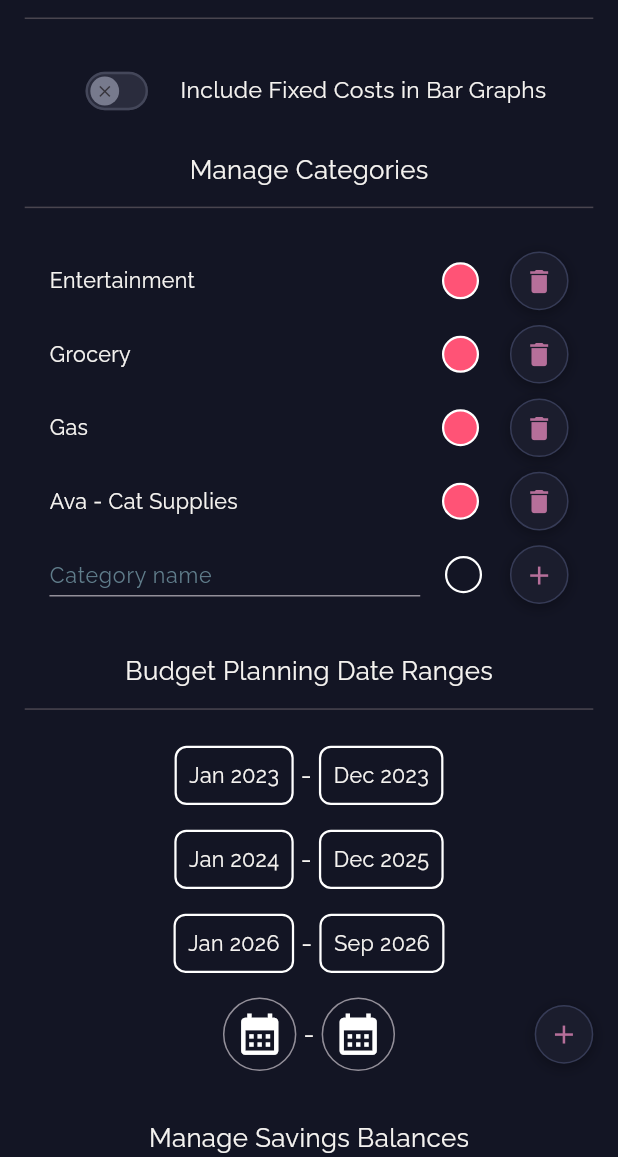
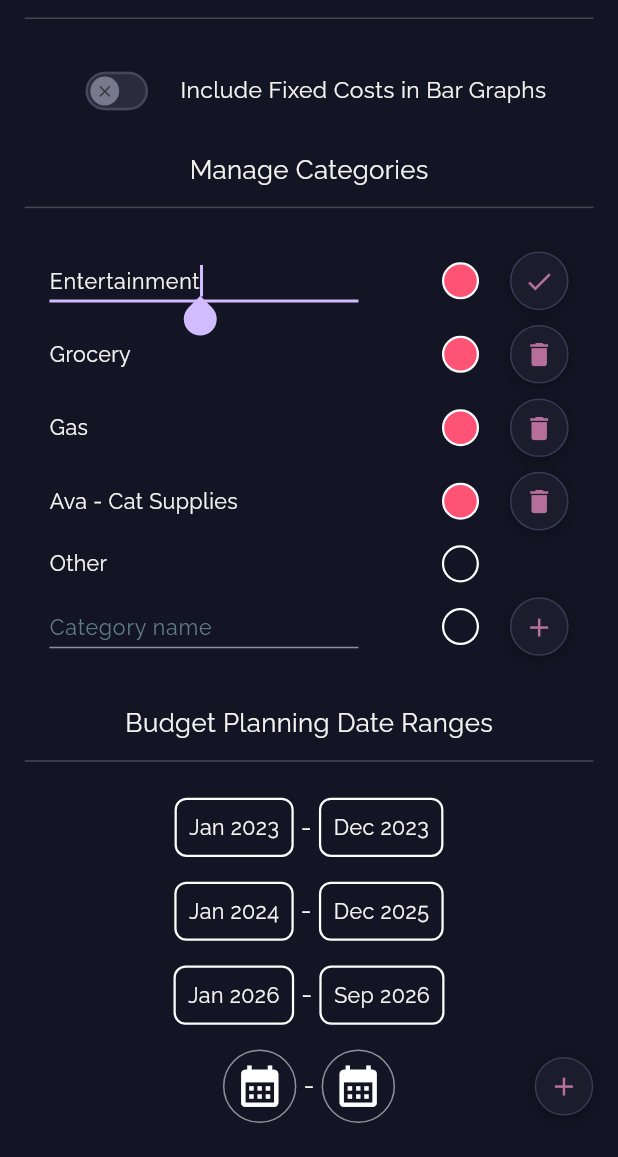
Before and after one commit to Xyrtur/budgie, a Flutter app: the SettingsPage screen opened directly, after a tap on "Entertainment", on a phone screen of 412 x 824 dp, the part 79-1236 px from its top. Run offline on Flutter 3.47's test engine with Material 3 defaults, Android fonts, the phone set to English and light mode, and no system bars; our stand-ins replace auto_size_text, calendar_date_picker2, dotted_line, drift, drift_flutter, fl_chart and 2 more; missing offline and left inert: aligned_dialog, flutter_date_pickers, staggered_grid_view; accounts and stored records are empty; generated files the repository leaves out were written again.

Commit message:
so many rebuilds, very not good

```diff
--- a/lib/screens/settings_page.dart
+++ b/lib/screens/settings_page.dart
@@ -1,10 +1,7 @@
-import 'dart:math';
-
 import 'package:budgie/blocs/cubits.dart';
 import 'package:budgie/utils/centre.dart';
 import 'package:budgie/widgets/icon_button.dart';
-import 'package:budgie/widgets/settings_page/category_textfields.dart';
-import 'package:budgie/widgets/settings_page/choose_color_button.dart';
+import 'package:budgie/widgets/settings_page/manage_categories_section.dart';
 import 'package:budgie/widgets/settings_page/month_year_picker.dart';
 import 'package:budgie/widgets/settings_page/savings_balances_section.dart';
 
@@ -14,9 +11,7 @@ import 'package:sizer/sizer.dart';
 
 class SettingsPage extends StatelessWidget {
   SettingsPage({super.key});
-
-  final formKey = GlobalKey<FormState>();
-  final TextEditingController editingController = TextEditingController(text: "");
+  final GlobalKey<FormState> formKey = GlobalKey<FormState>();
 
   // Value notifiers to send events to their respective blocs when needed since shouldn't call context in async gaps
   final ValueNotifier<List<dynamic>?> editingYearMonthResults = // [dateRangeID, 0 / 1 {startDate OR endDate}, newDate ]
@@ -25,84 +20,12 @@ class SettingsPage extends StatelessWidget {
   ]);
   final ValueNotifier<List<DateTime?>> addingYearMonthResults = ValueNotifier<List<DateTime?>>([null, null]);
 
-  final Map<String, int> categories = {
-    "Entertainment": Centre.colors[Random().nextInt(54)].toARGB32(),
-    "Grocery": Centre.colors[Random().nextInt(54)].toARGB32(),
-    "Gas": Centre.colors[Random().nextInt(54)].toARGB32(),
-    "Ava - Cat Supplies": Centre.colors[Random().nextInt(54)].toARGB32(),
-  };
-
   // dateRangeID, [startDate, endDate]
   final Map<int, List<DateTime>> dateRanges = {
     0: [DateTime(2023, 1, 1), DateTime(2023, 12, 31)],
     1: [DateTime(2024, 1, 1), DateTime(2025, 12, 31)],
     2: [DateTime(2026, 1, 1), DateTime.now()],
   };
-
-  List<Widget> categoryEditingList({required BuildContext context, required Map<String, int> categories, String? editingName}) {
-    List<Widget> categoryList = [];
-    categories.forEach((name, color) {
-      categoryList.add(
-        Padding(
-          padding: EdgeInsets.symmetric(vertical: 0.6.h, horizontal: 4.w),
-          child: Row(
-            children: [
-              editingName == null || editingName != name
-                  ? GestureDetector(
-                      onTap: () {
-                        context.read<SettingsEditingTextCubit>().editing(name: name);
-                      },
-                      child: Text(name, style: Centre.listText),
-                    )
-                  : CategoryTextField(existingCategories: categories.keys.toList(), formKey: formKey, controller: editingController..text = name),
-              const Spacer(),
-              BlocProvider<ChooseColorCubit>(
-                create: (context) => ChooseColorCubit([color]),
-                child: ChooseColorBtn(categoryName: name),
-              ),
-              SizedBox(width: 3.w),
-              editingName == null || editingName != name
-                  ? const SizedBox()
-                  : GestureDetector(
-                      onTap: () {
-                        if (formKey.currentState!.validate()) {
-                          // TODO: Update category from old "name" to new "editingcontroller.text"
-                          editingController.clear();
-                          context.read<SettingsEditingTextCubit>().editing(name: "");
-                        }
-                      },
-                      child: const SizedBox(child: Center(child: Icon(Icons.check))),
-                    ),
-              name == "Other"
-                  ? const SizedBox()
-                  : CustomIconButton(
-                      onTap: () {
-                        if (editingName == null || editingName != name) {
-                          // If not in editing mode, then delete button shows
-                          //TODO:  Delete category
-                        } else {
-                          // If in editing mode, just clear
-                          editingController.clear();
-                          context.read<SettingsEditingTextCubit>().editing(name: "");
-                        }
-                      },
-                      child: Icon(editingName == null || editingName != name ? Icons.delete : Icons.close, size: 5.w, color: Centre.primaryColor),
-                    ),
-            ],
-          ),
-        ),
-      );
-    });
-    return [
-      ...categoryList,
-      SizedBox(height: 0.6.h),
-
-      BlocProvider<ChooseColorCubit>(
-        create: (_) => ChooseColorCubit([]),
-        child: AddCategoryTextField(existingCategories: categories.keys.toList()),
-      ),
-    ];
-  }
 
   List<Widget> dateRangeList(BuildContext context) {
     List<Widget> rangeList = [];
@@ -148,6 +71,7 @@ class SettingsPage extends StatelessWidget {
 
   @override
   Widget build(BuildContext context) {
+    print('SettingsPage buildyzzys');
     // TODO: replace editing value notifiers with settings bloc updates when updating existing date ranges
     // editingYearMonthResults.addListener(() {
     //   context.read<SettingsBloc().update(editingYearMonthResults.value);
@@ -208,12 +132,8 @@ class SettingsPage extends StatelessWidget {
                     );
                   },
                 ),
+                ManageCategoriesSection(formKey: formKey),
 
-                Text("Manage Categories", style: Centre.semiTitleText),
-                SizedBox(height: 0.5.h),
-                Divider(),
-                SizedBox(height: 2.h),
-                ...categoryEditingList(context: context, categories: categories),
                 SizedBox(height: 4.h),
                 Text("Budget Planning Date Ranges", style: Centre.semiTitleText),
                 SizedBox(height: 0.5.h),
--- a/lib/widgets/settings_page/category_textfields.dart
+++ b/lib/widgets/settings_page/category_textfields.dart
@@ -8,38 +8,44 @@ import 'package:sizer/sizer.dart';
 
 class CategoryTextField extends StatefulWidget {
   final List<String> existingCategories;
-  final TextEditingController controller;
-  final GlobalKey formKey;
-  // final FocusNode focusNode;
-  const CategoryTextField({
-    super.key,
-    required this.controller,
-    required this.formKey,
-    // required this.focusNode,
-    required this.existingCategories,
-  });
+  final String previousText;
+  const CategoryTextField({super.key, required this.previousText, required this.existingCategories});
 
   @override
   State<CategoryTextField> createState() => _CategoryTextFieldState();
 }
 
 class _CategoryTextFieldState extends State<CategoryTextField> {
+  final TextEditingController controller = TextEditingController();
+  final focusNode = FocusNode();
+
+  @override
+  void initState() {
+    super.initState();
+    controller.text = widget.previousText;
+
+    WidgetsBinding.instance.addPostFrameCallback((_) {
+      focusNode.requestFocus();
+    });
+  }
+
   @override
   void dispose() {
-    widget.controller.dispose();
+    focusNode.dispose();
+    controller.dispose();
     super.dispose();
   }
 
   @override
   Widget build(BuildContext context) {
     return SizedBox(
-      width: 60.w,
-      child: Form(
-        key: widget.formKey,
+      width: 50.w,
       child: TextFormField(
-          autofocus: true,
-          // focusNode: widget.focusNode,
-          controller: widget.controller,
+        controller: controller,
+        focusNode: focusNode,
+        onTapOutside: (_) {
+          focusNode.unfocus();
+        },
         autovalidateMode: AutovalidateMode.disabled,
         validator: (text) {
           if (text == null || text.isEmpty) {
@@ -48,6 +54,8 @@ class _CategoryTextFieldState extends State<CategoryTextField> {
             return 'Too long';
           } else if (widget.existingCategories.contains(text)) {
             return 'Category already exists';
+          } else if (context.read<ChooseColorCubit>().state.isEmpty) {
+            return 'No color chosen';
           }
           return null;
         },
@@ -57,7 +65,6 @@ class _CategoryTextFieldState extends State<CategoryTextField> {
           hintText: "Category name",
           hintStyle: Centre.listText.copyWith(color: Colors.blueGrey),
           isDense: true,
-          ),
         ),
       ),
     );
@@ -89,7 +96,7 @@ class _AddCategoryTextFieldState extends State<AddCategoryTextField> {
       child: Row(
         children: [
           SizedBox(
-            width: 60.w,
+            width: 50.w,
             child: Form(
               key: formKey,
               child: TextFormField(
@@ -102,7 +109,7 @@ class _AddCategoryTextFieldState extends State<AddCategoryTextField> {
                     return 'Too long';
                   } else if (widget.existingCategories.contains(text)) {
                     return 'Category already exists';
-                  } else if (context.read<ChooseColorCubit>().state == []) {
+                  } else if (context.read<ChooseColorCubit>().state.isEmpty) {
                     return 'No color chosen';
                   }
                   return null;
@@ -117,9 +124,10 @@ class _AddCategoryTextFieldState extends State<AddCategoryTextField> {
               ),
             ),
           ),
-          SizedBox(width: 4.w),
+          Spacer(),
+
           ChooseColorBtn(categoryName: null),
-          Spacer(),
+          SizedBox(width: 3.w),
           CustomIconButton(
             onTap: () {
               if (formKey.currentState!.validate()) {
--- a/lib/widgets/settings_page/choose_color_button.dart
+++ b/lib/widgets/settings_page/choose_color_button.dart
@@ -32,10 +32,10 @@ class ChooseColorBtn extends StatelessWidget {
                           child: ChooseColorDialog(colorsToChooseFrom: colorsToChooseFrom, inSettingsPage: true),
                         ),
                       ).then((_) {
-                        if (context.read<ChooseColorCubit>().state.isNotEmpty) {
-                          // TODO: update category color in db
-                          print(categoryName);
-                        }
+                        // if (context.read<ChooseColorCubit>().state.isNotEmpty) {
+                        //   // TODO: update category color in db
+                        //   print(categoryName);
+                        // }
                       });
                     },
                     child: Container(
--- /dev/null
+++ b/lib/widgets/settings_page/manage_categories_section.dart
@@ -0,0 +1,93 @@
+import 'dart:math';
+
+import 'package:budgie/blocs/cubits.dart';
+import 'package:budgie/utils/centre.dart';
+import 'package:budgie/widgets/icon_button.dart';
+import 'package:budgie/widgets/settings_page/category_textfields.dart';
+import 'package:budgie/widgets/settings_page/choose_color_button.dart';
+import 'package:flutter/material.dart';
+import 'package:flutter_bloc/flutter_bloc.dart';
+import 'package:sizer/sizer.dart';
+
+class ManageCategoriesSection extends StatelessWidget {
+  final GlobalKey<FormState> formKey;
+  ManageCategoriesSection({super.key, required this.formKey});
+
+  final Map<String, int> categories = {
+    "Entertainment": Centre.colors[Random().nextInt(54)].toARGB32(),
+    "Grocery": Centre.colors[Random().nextInt(54)].toARGB32(),
+    "Gas": Centre.colors[Random().nextInt(54)].toARGB32(),
+    "Ava - Cat Supplies": Centre.colors[Random().nextInt(54)].toARGB32(),
+    "Other": Colors.transparent.toARGB32(),
+  };
+
+  @override
+  Widget build(BuildContext context) {
+    print('ManageCategoriesSection buildyzzy');
+
+    return BlocBuilder<SettingsEditingTextCubit, String>(
+      builder: (_, editingName) {
+        return Form(
+          key: formKey,
+          child: Column(
+            mainAxisSize: MainAxisSize.min,
+            children: [
+              Text("Manage Categories", style: Centre.semiTitleText),
+              SizedBox(height: 0.5.h),
+              Divider(),
+              SizedBox(height: 2.h),
+              for (MapEntry<String, int> category in categories.entries)
+                Padding(
+                  padding: EdgeInsets.symmetric(vertical: 0.6.h, horizontal: 4.w),
+                  child: Row(
+                    children: [
+                      if (editingName != category.key)
+                        Expanded(
+                          child: GestureDetector(
+                            onTap: () {
+                              context.read<SettingsEditingTextCubit>().editing(name: category.key);
+                            },
+                            child: Text(category.key, style: Centre.listText),
+                          ),
+                        )
+                      else ...[
+                        CategoryTextField(existingCategories: categories.keys.toList(), previousText: category.key),
+                        Spacer(),
+                      ],
+                      BlocProvider<ChooseColorCubit>(
+                        create: (context) => ChooseColorCubit([category.value]),
+                        child: ChooseColorBtn(categoryName: category.key),
+                      ),
+                      SizedBox(width: 3.w),
+                      category.key == "Other"
+                          ? SizedBox(width: 9.5.w)
+                          : editingName == category.key
+                          ? CustomIconButton(
+                              onTap: () {
+                                if (formKey.currentState!.validate()) {
+                                  context.read<SettingsEditingTextCubit>().editing(name: "");
+                                }
+                              },
+                              child: Icon(Icons.check, size: 5.w, color: Centre.primaryColor),
+                            )
+                          : CustomIconButton(
+                              onTap: () {},
+                              child: Icon(Icons.delete, size: 5.w, color: Centre.primaryColor),
+                            ),
+                    ],
+                  ),
+                ),
+
+              SizedBox(height: 0.6.h),
+
+              BlocProvider<ChooseColorCubit>(
+                create: (_) => ChooseColorCubit([]),
+                child: AddCategoryTextField(existingCategories: categories.keys.toList()),
+              ),
+            ],
+          ),
+        );
+      },
+    );
+  }
+}
--- a/lib/widgets/settings_page/savings_balances_section.dart
+++ b/lib/widgets/settings_page/savings_balances_section.dart
@@ -168,6 +168,8 @@ class _EditingSavingsTextFieldState extends State<EditingSavingsTextField> {
   @override
   Widget build(BuildContext context) {
     return Expanded(
+      child: Form(
+        key: widget.formKey,
         child: TextFormField(
           key: widget.formKey,
 
@@ -195,6 +197,7 @@ class _EditingSavingsTextFieldState extends State<EditingSavingsTextField> {
             isDense: true,
           ),
         ),
+      ),
     );
   }
 }
```
Lines whose indentation alone changed are shown as unchanged.
